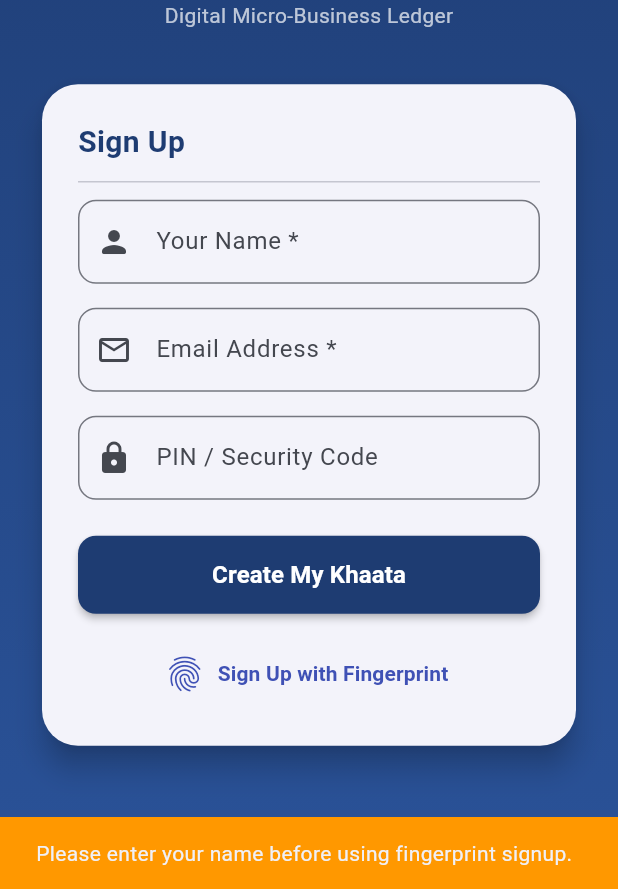
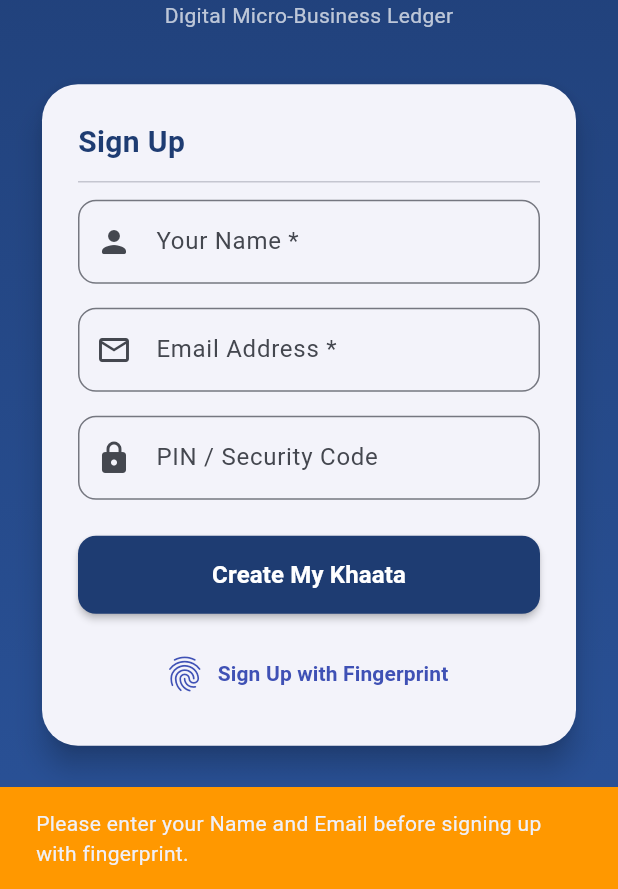
Before and after one commit to talibafridi97-source/QarzKhaataApp, a Flutter app: the screen it shows after launch, after a tap on "Sign Up with Fingerprint", on a phone screen of 412 x 824 dp, the part 347-1236 px from its top. Run offline on Flutter 3.47's test engine with Material 3 defaults, Android fonts, the light colour scheme and no system bars; our stand-ins replace local_auth, shared_preferences, sqflite_common_ffi, sqflite_common_ffi_web; accounts and stored records are empty.

Commit message:
Ensure fingerprint scan prompt executes correctly on both Signup and Login screens

```diff
--- a/lib/providers/khaata_provider.dart
+++ b/lib/providers/khaata_provider.dart
@@ -105,7 +105,7 @@ class KhaataProvider extends ChangeNotifier {
     }
   }
 
-  /// Authenticate using Biometrics (Fingerprint / Face ID) with PC/Emulator fallback
+  /// Authenticate using Biometrics (Fingerprint / Face ID) with prompt & PC/Emulator fallback
   Future<bool> authenticateWithBiometrics() async {
     try {
       final bool canCheck = await _localAuth.canCheckBiometrics;
@@ -113,7 +113,7 @@ class KhaataProvider extends ChangeNotifier {
 
       if (canCheck || isSupported) {
         final bool didAuthenticate = await _localAuth.authenticate(
-          localizedReason: 'Please authenticate to unlock Qarz Khaata',
+          localizedReason: 'Scan your fingerprint to verify Qarz Khaata account',
           options: const AuthenticationOptions(
             biometricOnly: false,
             stickyAuth: true,
@@ -126,6 +126,7 @@ class KhaataProvider extends ChangeNotifier {
           await prefs.setBool(_prefIsLoggedInKey, true);
           return true;
         }
+        return false;
       }
     } catch (e) {
       debugPrint('Biometric authentication error: $e');
--- a/lib/screens/auth_screen.dart
+++ b/lib/screens/auth_screen.dart
@@ -80,30 +80,35 @@ class _AuthScreenState extends State<AuthScreen> {
   void _tryBiometric() async {
     final provider = context.read<KhaataProvider>();
 
-    if (_isSignUpMode && _nameController.text.trim().isEmpty) {
+    if (_isSignUpMode && (_nameController.text.trim().isEmpty || _emailController.text.trim().isEmpty)) {
       ScaffoldMessenger.of(context).showSnackBar(
         const SnackBar(
-          content: Text('Please enter your name before using fingerprint signup.'),
+          content: Text('Please enter your Name and Email before signing up with fingerprint.'),
           backgroundColor: Colors.orange,
         ),
       );
       return;
     }
 
+    // Explicitly prompt biometric scan
     final success = await provider.authenticateWithBiometrics();
     if (!mounted) return;
+
     if (success) {
       if (_isSignUpMode) {
         await provider.signUp(
           name: _nameController.text,
           email: _emailController.text,
-          pin: _pinController.text,
+          pin: _pinController.text.trim().isEmpty ? '1234' : _pinController.text,
         );
-        if (!mounted) return;
+      } else {
+        await provider.login(_pinController.text);
       }
+
+      if (!mounted) return;
       ScaffoldMessenger.of(context).showSnackBar(
         const SnackBar(
-          content: Text('Biometric authentication successful!'),
+          content: Text('Fingerprint verified successfully!'),
           backgroundColor: Colors.green,
         ),
       );
@@ -111,7 +116,7 @@ class _AuthScreenState extends State<AuthScreen> {
       if (!mounted) return;
       ScaffoldMessenger.of(context).showSnackBar(
         const SnackBar(
-          content: Text('Biometric verification failed or not set up on device.'),
+          content: Text('Fingerprint verification failed or canceled.'),
           backgroundColor: Colors.redAccent,
         ),
       );
```
